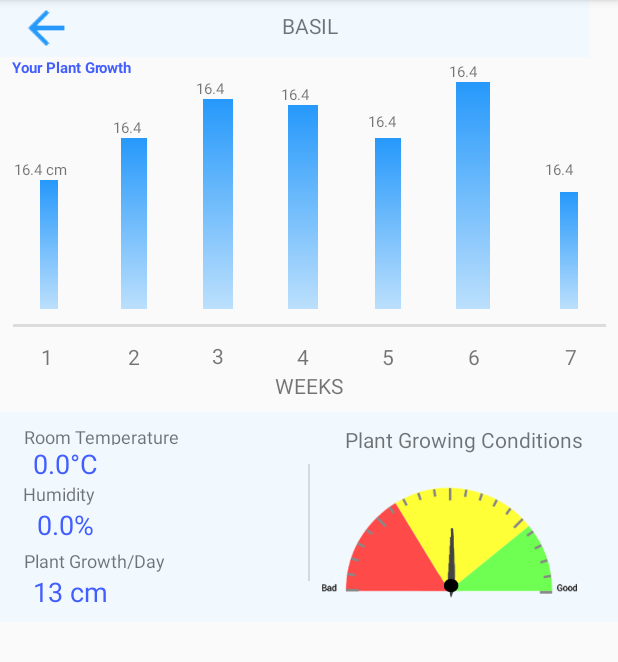
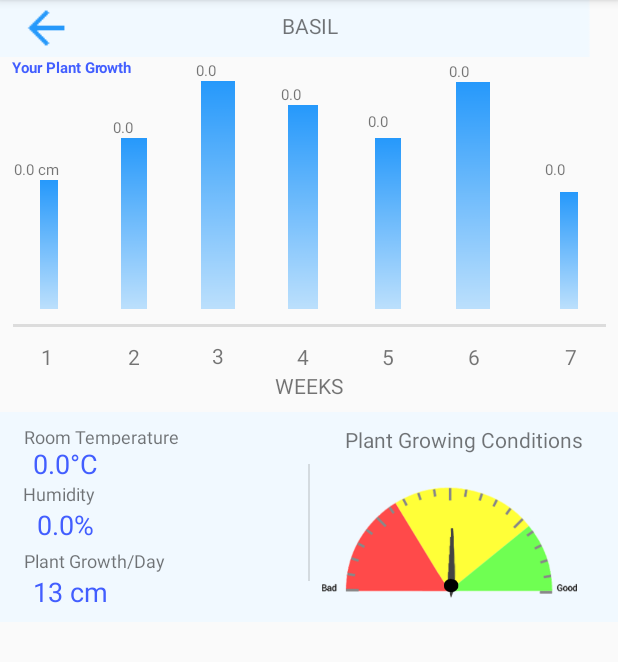
Before and after one commit to moenthelawn/Plant-Application-, an Android app: the PlantMoniteringSlot1 screen opened directly, with no data from a screen before it, on a phone screen of 412 x 824 dp, the part 84-746 px from its top. Run offline under Robolectric (Android 15) with nearby library versions, the phone set to English and light mode, and no system bars; 9 statements that could not run were skipped.

Commit message:
Updating the activities so that a custom plant can be added

```diff
--- a/app/build.gradle
+++ b/app/build.gradle
@@ -22,6 +22,7 @@ dependencies {
     implementation fileTree(dir: 'libs', include: ['*.jar'])
     implementation 'com.android.support:appcompat-v7:28.0.0'
     implementation 'com.android.support.constraint:constraint-layout:1.1.3'
+    implementation 'com.android.support:support-annotations:28.0.0'
     testImplementation 'junit:junit:4.12'
     androidTestImplementation 'com.android.support.test:runner:1.0.2'
     androidTestImplementation 'com.android.support.test.espresso:espresso-core:3.0.2'
--- a/app/src/main/java/com/example/chris/plantapplication/GlobalConstants.java
+++ b/app/src/main/java/com/example/chris/plantapplication/GlobalConstants.java
@@ -3,4 +3,5 @@ package com.example.chris.plantapplication;
 public class GlobalConstants {
     public static final float MAX_WATERTANK = 15f; //The units are in L
     public static final int MAXPLANTS = 3;
+
 }
--- a/app/src/main/java/com/example/chris/plantapplication/MainActivity.java
+++ b/app/src/main/java/com/example/chris/plantapplication/MainActivity.java
@@ -193,6 +193,7 @@ public class MainActivity extends AppCompatActivity {
             CurrentPlant.setAirHumidity(airHumidity);
             CurrentPlant.setCurrentDayNumber(numberDay);
             CurrentPlant.setGrowthStage_DayNumber(numberDay);
+            CurrentPlant.setDayGrowth_Number(numberDay - 1, height);
 
             //Send the correct watering amount to the server database
            // double waterAmount = CurrentPlant.getDailyWaterAmount_millimetres(numberDay);
--- a/app/src/main/java/com/example/chris/plantapplication/PlantMoniteringSlot1.java
+++ b/app/src/main/java/com/example/chris/plantapplication/PlantMoniteringSlot1.java
@@ -6,7 +6,9 @@ import android.support.v7.app.AppCompatActivity;
 import android.os.Bundle;
 import android.util.Log;
 import android.view.View;
+import android.view.ViewGroup;
 import android.widget.ImageButton;
+import android.widget.ImageView;
 import android.widget.ProgressBar;
 import android.widget.TextView;
 
@@ -120,6 +122,85 @@ public class PlantMoniteringSlot1 extends AppCompatActivity {
         }
     }
 
+    public void updatePlantGrowth(int dayNumber, float[] growth_EachDay) {
+        //This function will take in the current plant's growth height statistics for each day, and adjust the graph
+        //based on each height value
+
+        //First Bar on Graph
+        ImageView firstBar = (ImageView) findViewById(R.id.imageView28);
+        TextView firstBar_Text = (TextView) findViewById(R.id.textView18);
+
+        //Second Bar on Graph
+        ImageView secondBar = (ImageView) findViewById(R.id.imageView27);
+        TextView secondBar_Text = (TextView) findViewById(R.id.textView17);
+
+        //Third Bar on Graph
+        ImageView thirdBar = (ImageView) findViewById(R.id.imageView30);
+        TextView thirdBar_Text = (TextView) findViewById(R.id.textView19);
+
+        //Fourth Bar on Graph
+        ImageView fourthBar = (ImageView) findViewById(R.id.imageView31);
+        TextView fourthBar_Text = (TextView) findViewById(R.id.textView20);
+
+        //Fith Bar on Graph
+        ImageView fithBar = (ImageView) findViewById(R.id.imageView32);
+        TextView fithBar_Text = (TextView) findViewById(R.id.textView21);
+
+        //6th Bar on Graph
+        ImageView sixthBar = (ImageView) findViewById(R.id.imageView29);
+        TextView sixthBar_Text = (TextView) findViewById(R.id.textView22);
+
+        //7th Bar on Graph
+        ImageView seventhBar = (ImageView) findViewById(R.id.imageView33);
+        TextView seventhBar_Text = (TextView) findViewById(R.id.textView23);
+
+        ImageView[] barGraphs = {firstBar,secondBar,thirdBar,fourthBar,fithBar,sixthBar,seventhBar};
+        TextView[] textGraphs = {firstBar_Text,secondBar_Text,thirdBar_Text,fourthBar_Text,fithBar_Text,sixthBar_Text,seventhBar_Text};
+
+        //Before we start updating eve
+        int MAXBARHEIGHT = 152; //dP
+        int length_BarGraphs = barGraphs.length;
+        int length_Weeks = (dayNumber / 7);
+        for (int i = 0; i < length_BarGraphs; i++){
+            if (i <= length_Weeks){
+                float currentH = growth_EachDay[i];
+                String currentHeight = Float.toString(currentH);
+                textGraphs[i].setText(currentHeight + " cm"); // we want set the text of the bar graphs
+
+                ViewGroup.LayoutParams params = barGraphs[i].getLayoutParams();
+
+                //The max height each one can go is about 152 dP
+
+
+                int currentHeight_Bar = params.height;
+
+
+                // barGraphs[i].getHeight=
+
+              /*
+                ValueAnimator animator = ValueAnimator.ofInt(currentProg, growthPercentage);
+                animator.addUpdateListener(new ValueAnimator.AnimatorUpdateListener() {
+
+                    @Override
+                    public void onAnimationUpdate(ValueAnimator animation) {
+                        int currentValue = (int) animation.getAnimatedValue();
+                        currentProgress.setProgress(currentValue);
+                    }
+                });
+                animator.setDuration(1000);
+                animator.start();
+                */
+            }
+            else{
+                //Otherwise we will set all of the other paramaters to 0
+                float zeroedHeight = 0;
+                String currentHeight = Float.toString(zeroedHeight);
+                textGraphs[i].setText(currentHeight + " cm");
+            }
+        }
+    }
+
+
     public void displayPlantData(int slotNumber) {
         //Here we want to update the graphical charts to show the type of plant that we have
         plantH = plantDataBase.getInstance();
@@ -131,11 +212,14 @@ public class PlantMoniteringSlot1 extends AppCompatActivity {
 
         int remainingDays = requiredPlant.getRemainingDaysToHarvest(dayNumber);
         int totalElapsedDays = requiredPlant.getTotalGrowthPeriodDays(dayNumber);
+        //float growth_EachDay = requiredPlant.getGrowthStage()
+        float growth_EachWeek[] = requiredPlant.getWeek_days((dayNumber / 7)); //getting the total number of days from the entire period
 
+        //Update various paramaters for our plant statistics
         updateRoomTemperature(roomTemperature);
-
         updateHumidity(humidity);
         updateHarvestTime(remainingDays, totalElapsedDays);
+        updatePlantGrowth(dayNumber, growth_EachWeek);
 
         Log.i("Plant", requiredPlant.getName() + " added to PlantMoniteringSlot1");
 
--- a/app/src/main/res/layout/activity_plant_monitering_slot1.xml
+++ b/app/src/main/res/layout/activity_plant_monitering_slot1.xml
@@ -10,17 +10,19 @@
         android:id="@+id/textView23"
         android:layout_width="29dp"
         android:layout_height="14dp"
+        android:layout_marginStart="8dp"
+        android:layout_marginLeft="8dp"
+        android:layout_marginTop="68dp"
+        android:layout_marginEnd="8dp"
+        android:layout_marginRight="8dp"
         android:layout_marginBottom="8dp"
-        android:layout_marginEnd="8dp"
-        android:layout_marginLeft="8dp"
-        android:layout_marginRight="8dp"
-        android:layout_marginStart="8dp"
         android:text="16.4"
         android:textSize="10sp"
         app:layout_constraintBottom_toTopOf="@+id/imageView33"
         app:layout_constraintEnd_toEndOf="@+id/imageView33"
         app:layout_constraintHorizontal_bias="0.0"
-        app:layout_constraintStart_toStartOf="@+id/imageView33" />
+        app:layout_constraintStart_toStartOf="@+id/imageView33"
+        app:layout_constraintTop_toBottomOf="@+id/imageView" />
 
     <TextView
         android:id="@+id/textView22"
@@ -181,7 +183,7 @@
     <ImageView
         android:id="@+id/imageView30"
         android:layout_width="48dp"
-        android:layout_height="140dp"
+        android:layout_height="152dp"
         android:layout_marginTop="8dp"
         android:layout_weight="1"
         app:layout_constraintBottom_toTopOf="@+id/guideline2"
--- /dev/null
+++ b/app/src/main/res/values/dimens.xml
@@ -0,0 +1,5 @@
+<resources>
+    <!-- Default screen margins, per the Android Design guidelines. -->
+    <dimen name="activity_horizontal_margin">16dp</dimen>
+    <dimen name="activity_vertical_margin">16dp</dimen>
+</resources>
```
Also changed, not shown: app/src/main/AndroidManifest.xml (+9 -1 lines), app/src/main/java/com/example/chris/plantapplication/Activity2.java (+14 -1 lines), app/src/main/java/com/example/chris/plantapplication/Plant.java (+74 -3 lines), app/src/main/java/com/example/chris/plantapplication/addCustomPlant.java (added, +13 -0 lines), app/src/main/java/com/example/chris/plantapplication/plantDataBase.java (+4 -3 lines), app/src/main/res/layout/activity_2.xml (+16 -1 lines), app/src/main/res/layout/activity_add_custom_plant.xml (added, +9 -0 lines), app/src/main/res/values/strings.xml (+13 -0 lines), app/src/main/res/drawable/planteye.png.
